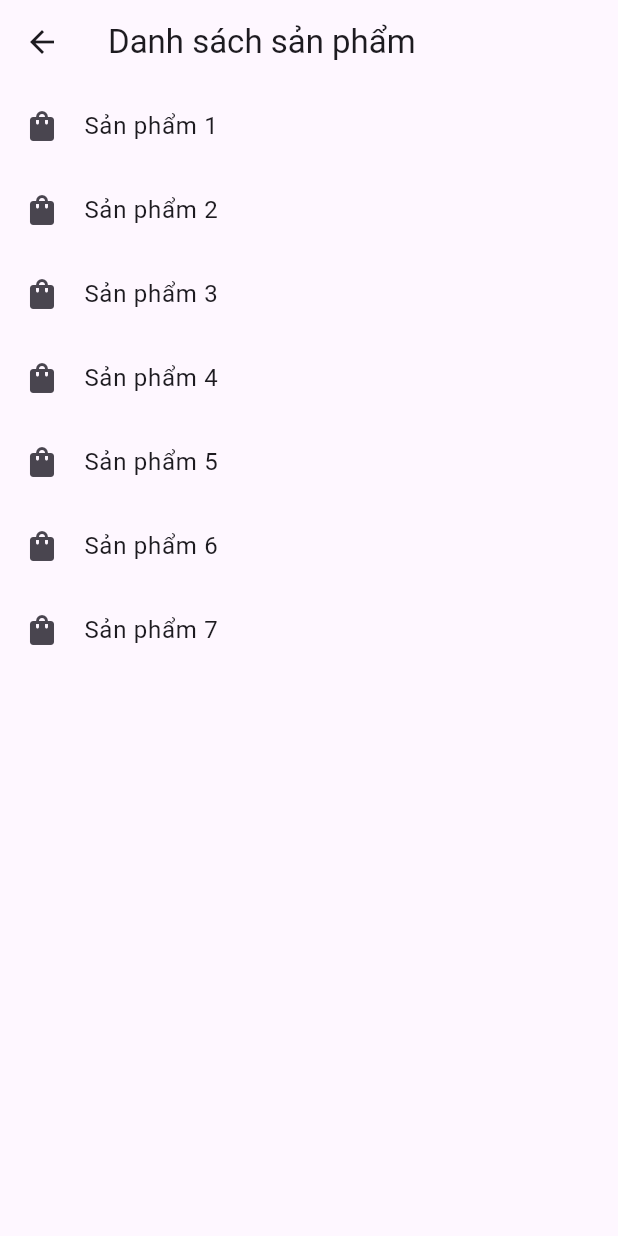
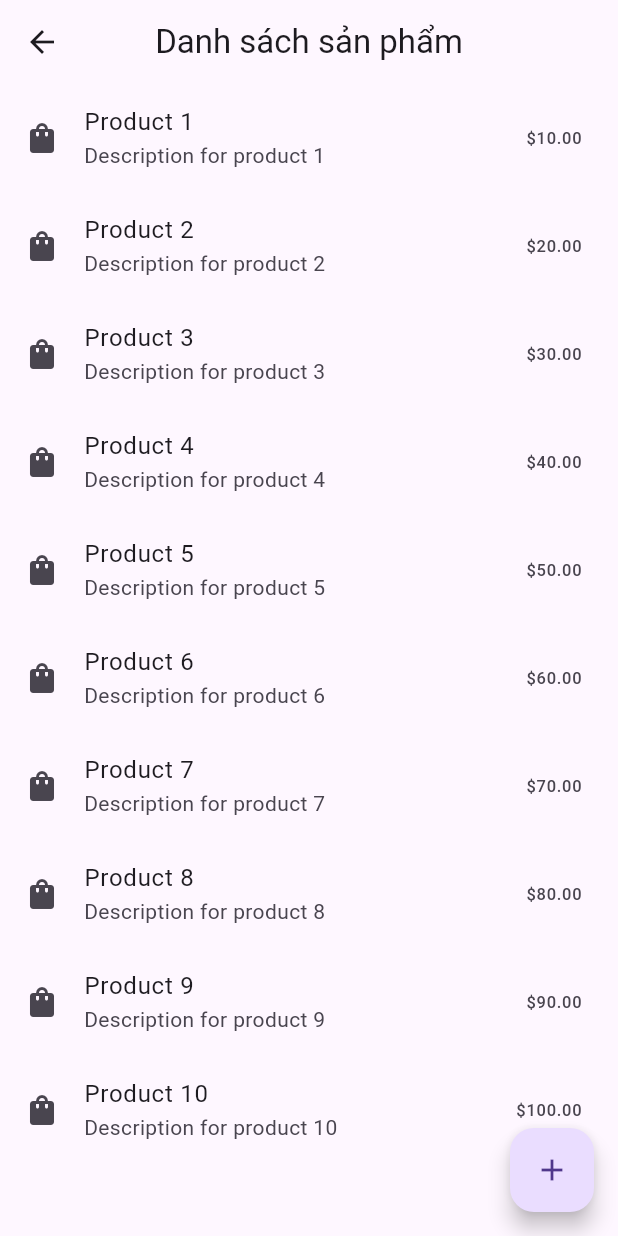
Before and after one commit to Nguyen-TienSi/BaiTap-LapTrinhDiDong-010112103406, a Flutter app: the screen it shows after launch, after a tap on "ListView.builder", on a phone screen of 412 x 824 dp. Run offline on Flutter 3.47's test engine with Material 3 defaults, Android fonts, the phone set to English and light mode, and no system bars; our stand-ins replace firebase_auth, firebase_core, flutter_svg, google_sign_in; accounts and stored records are empty.

Commit message:
update list view demo

```diff
--- a/ELearning/SourceCode/list_view_demo/lib/list_view_builder_screen.dart
+++ b/ELearning/SourceCode/list_view_demo/lib/list_view_builder_screen.dart
@@ -1,35 +1,40 @@
 import 'package:flutter/material.dart';
+import 'package:list_view_demo/product_crud_mixin.dart';
 
-class ListViewBuilderScreen extends StatelessWidget {
-  ListViewBuilderScreen({super.key});
-
-  final List<String> products = [
-    'Sản phẩm 1',
-    'Sản phẩm 2',
-    'Sản phẩm 3',
-    'Sản phẩm 4',
-    'Sản phẩm 5',
-    'Sản phẩm 6',
-    'Sản phẩm 7',
-  ];
+class ListViewBuilderScreen extends StatefulWidget {
+  const ListViewBuilderScreen({super.key});
 
   @override
+  State<ListViewBuilderScreen> createState() => _ListViewBuilderScreenState();
+}
+
+class _ListViewBuilderScreenState extends State<ListViewBuilderScreen>
+    with ProductCrudMixin<ListViewBuilderScreen> {
+  @override
   Widget build(BuildContext context) {
+    final products = repo.getAllProducts();
     return Scaffold(
-      appBar: AppBar(title: Text('Danh sách sản phẩm')),
+      appBar: AppBar(
+        title: const Text('Danh sách sản phẩm'),
+        centerTitle: true,
+      ),
       body: ListView.builder(
         itemCount: products.length,
         itemBuilder: (context, index) {
+          final product = products[index];
           return ListTile(
-            leading: Icon(Icons.shopping_bag),
-            title: Text(products[index]),
-            onTap: () {
-              ScaffoldMessenger.of(context).showSnackBar(
-                SnackBar(content: Text('Bạn đã chọn ${products[index]}')),
-              );
-            },
+            leading: const Icon(Icons.shopping_bag),
+            title: Text(product.name),
+            subtitle: Text(product.description),
+            trailing: Text('\$${product.price.toStringAsFixed(2)}'),
+            onTap: () => editProduct(product),
+            onLongPress: () => deleteProduct(product),
           );
         },
+      ),
+      floatingActionButton: FloatingActionButton(
+        onPressed: addProduct,
+        child: const Icon(Icons.add),
       ),
     );
   }
--- a/ELearning/SourceCode/list_view_demo/lib/main.dart
+++ b/ELearning/SourceCode/list_view_demo/lib/main.dart
@@ -26,7 +26,7 @@ class HomeScreen extends StatelessWidget {
   @override
   Widget build(BuildContext context) {
     return Scaffold(
-      appBar: AppBar(title: const Text('ListView Menu')),
+      appBar: AppBar(title: const Text('ListView Menu'), centerTitle: true),
       body: ListView(
         padding: const EdgeInsets.all(16),
         children: [
--- /dev/null
+++ b/ELearning/SourceCode/list_view_demo/lib/product.dart
@@ -0,0 +1,18 @@
+class Product {
+  final String id;
+  final String name;
+  final String description;
+  final double price;
+
+  Product({
+    required this.id,
+    required this.name,
+    required this.description,
+    required this.price,
+  });
+
+  @override
+  String toString() {
+    return 'Product{id: $id, name: $name, description: $description, price: $price}';
+  }
+}
--- /dev/null
+++ b/ELearning/SourceCode/list_view_demo/lib/product_crud_mixin.dart
@@ -0,0 +1,35 @@
+import 'package:flutter/material.dart';
+import 'package:list_view_demo/product.dart';
+import 'package:list_view_demo/product_repository.dart';
+import 'package:list_view_demo/product_dialog.dart';
+
+mixin ProductCrudMixin<T extends StatefulWidget> on State<T> {
+  final repo = ProductRepository();
+
+  Future<void> addProduct() async {
+    final product = await showProductDialog(context);
+    if (product != null) {
+      setState(() {
+        repo.addProduct(product);
+      });
+    }
+  }
+
+  Future<void> editProduct(Product oldProduct) async {
+    final product = await showProductDialog(context, product: oldProduct);
+    if (product != null) {
+      setState(() {
+        repo.updateProduct(product);
+      });
+    }
+  }
+
+  void deleteProduct(Product product) {
+    setState(() {
+      repo.deleteProduct(product.id);
+    });
+    ScaffoldMessenger.of(context).showSnackBar(
+      SnackBar(content: Text('Deleted ${product.name}')),
+    );
+  }
+}
--- /dev/null
+++ b/ELearning/SourceCode/list_view_demo/lib/product_repository.dart
@@ -0,0 +1,64 @@
+import 'package:list_view_demo/product.dart';
+
+class ProductRepository {
+  ProductRepository._privateConstructor();
+
+  static final ProductRepository _instance =
+      ProductRepository._privateConstructor();
+
+  factory ProductRepository() {
+    if (_instance._products.isEmpty) {
+      _instance.generateMockProducts();
+    }
+    return _instance;
+  }
+
+  final List<Product> _products = [];
+
+  // Create
+  void addProduct(Product product) {
+    _products.add(product);
+  }
+
+  // Read all
+  List<Product> getAllProducts() {
+    return List.unmodifiable(_products);
+  }
+
+  // Read by id
+  Product? getProductById(String id) {
+    for (final product in _products) {
+      if (product.id == id) return product;
+    }
+    return null;
+  }
+
+  // Update
+  bool updateProduct(Product updatedProduct) {
+    final index = _products.indexWhere((p) => p.id == updatedProduct.id);
+    if (index == -1) return false;
+    _products[index] = updatedProduct;
+    return true;
+  }
+
+  // Delete
+  bool deleteProduct(String id) {
+    final initialLength = _products.length;
+    _products.removeWhere((p) => p.id == id);
+    return _products.length < initialLength;
+  }
+
+  void generateMockProducts([int count = 10]) {
+    _products.clear();
+    for (int i = 1; i <= count; i++) {
+      _products.add(
+        Product(
+          id: 'p$i',
+          name: 'Product $i',
+          description: 'Description for product $i',
+          price: (i * 10).toDouble(),
+        ),
+      );
+    }
+  }
+}
--- a/ELearning/SourceCode/list_view_demo/pubspec.yaml
+++ b/ELearning/SourceCode/list_view_demo/pubspec.yaml
@@ -34,6 +34,7 @@ dependencies:
   # The following adds the Cupertino Icons font to your application.
   # Use with the CupertinoIcons class for iOS style icons.
   cupertino_icons: ^1.0.8
+  uuid: ^4.5.1
 
 dev_dependencies:
   flutter_test:
```
Also changed, not shown: ELearning/SourceCode/list_view_demo/lib/list_view_custom_screen.dart (+26 -17 lines), ELearning/SourceCode/list_view_demo/lib/list_view_separated_screen.dart (+28 -22 lines), ELearning/SourceCode/list_view_demo/lib/product_dialog.dart (added, +62 -0 lines), ELearning/SourceCode/list_view_demo/pubspec.lock.
